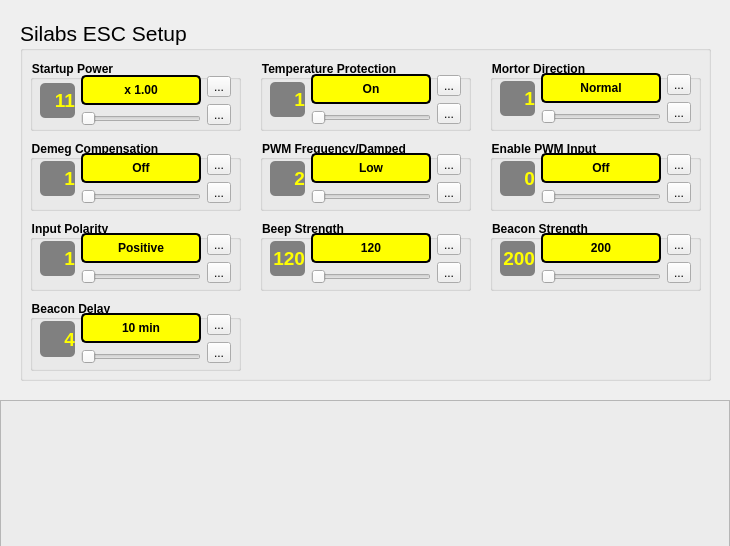
Before: the Qt Designer form src/uavconfig.ui in nlbtuyen/ConfigurationGCS, drawn with Qt 5.
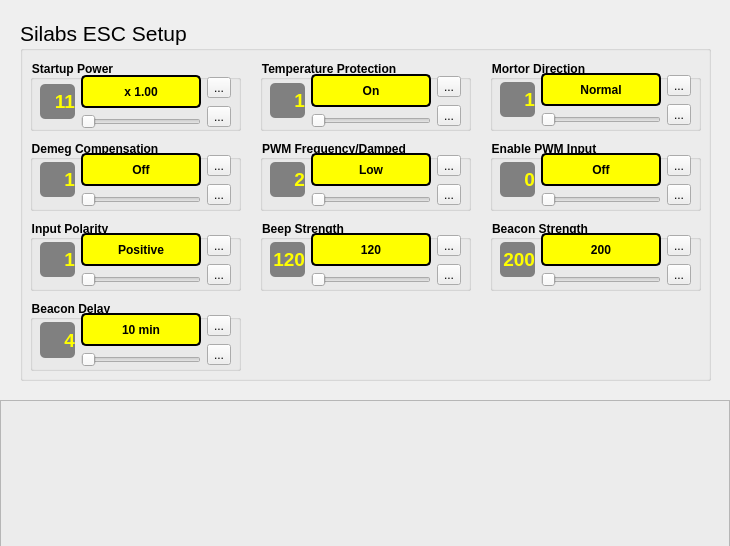
After: the same form once the commit is applied. The open tabs and pages were chosen to show the change. Icons and pictures are not drawn.

What changed in the file:
```diff
--- a/src/uavconfig.ui
+++ b/src/uavconfig.ui
@@ -3353,7 +3353,7 @@
          <x>10</x>
          <y>15</y>
          <width>191</width>
-         <height>51</height>
+         <height>54</height>
         </rect>
        </property>
        <layout class="QHBoxLayout" name="horizontalLayout_47">
@@ -3483,7 +3483,7 @@
          <x>10</x>
          <y>14</y>
          <width>191</width>
-         <height>51</height>
+         <height>54</height>
         </rect>
        </property>
        <layout class="QHBoxLayout" name="horizontalLayout_48">
@@ -3610,7 +3610,7 @@
          <x>10</x>
          <y>13</y>
          <width>191</width>
-         <height>51</height>
+         <height>54</height>
         </rect>
        </property>
        <layout class="QHBoxLayout" name="horizontalLayout_49">
@@ -3740,7 +3740,7 @@
          <x>10</x>
          <y>13</y>
          <width>191</width>
-         <height>51</height>
+         <height>54</height>
         </rect>
        </property>
        <layout class="QHBoxLayout" name="horizontalLayout_50">
@@ -3870,7 +3870,7 @@
          <x>10</x>
          <y>13</y>
          <width>191</width>
-         <height>51</height>
+         <height>54</height>
         </rect>
        </property>
        <layout class="QHBoxLayout" name="horizontalLayout_51">
@@ -4000,7 +4000,7 @@
          <x>10</x>
          <y>13</y>
          <width>191</width>
-         <height>51</height>
+         <height>54</height>
         </rect>
        </property>
        <layout class="QHBoxLayout" name="horizontalLayout_52">
@@ -4127,7 +4127,7 @@
          <x>10</x>
          <y>13</y>
          <width>191</width>
-         <height>51</height>
+         <height>54</height>
         </rect>
        </property>
        <layout class="QHBoxLayout" name="horizontalLayout_54">
@@ -4257,7 +4257,7 @@
          <x>10</x>
          <y>13</y>
          <width>191</width>
-         <height>51</height>
+         <height>54</height>
         </rect>
        </property>
        <layout class="QHBoxLayout" name="horizontalLayout_55">
@@ -4387,7 +4387,7 @@
          <x>10</x>
          <y>13</y>
          <width>191</width>
-         <height>51</height>
+         <height>54</height>
         </rect>
        </property>
        <layout class="QHBoxLayout" name="horizontalLayout_65">
@@ -4517,7 +4517,7 @@
          <x>10</x>
          <y>13</y>
          <width>191</width>
-         <height>51</height>
+         <height>54</height>
         </rect>
        </property>
        <layout class="QHBoxLayout" name="horizontalLayout_67">
```
Left out of the diff: 86 changed lines with no effect on the pictures.
